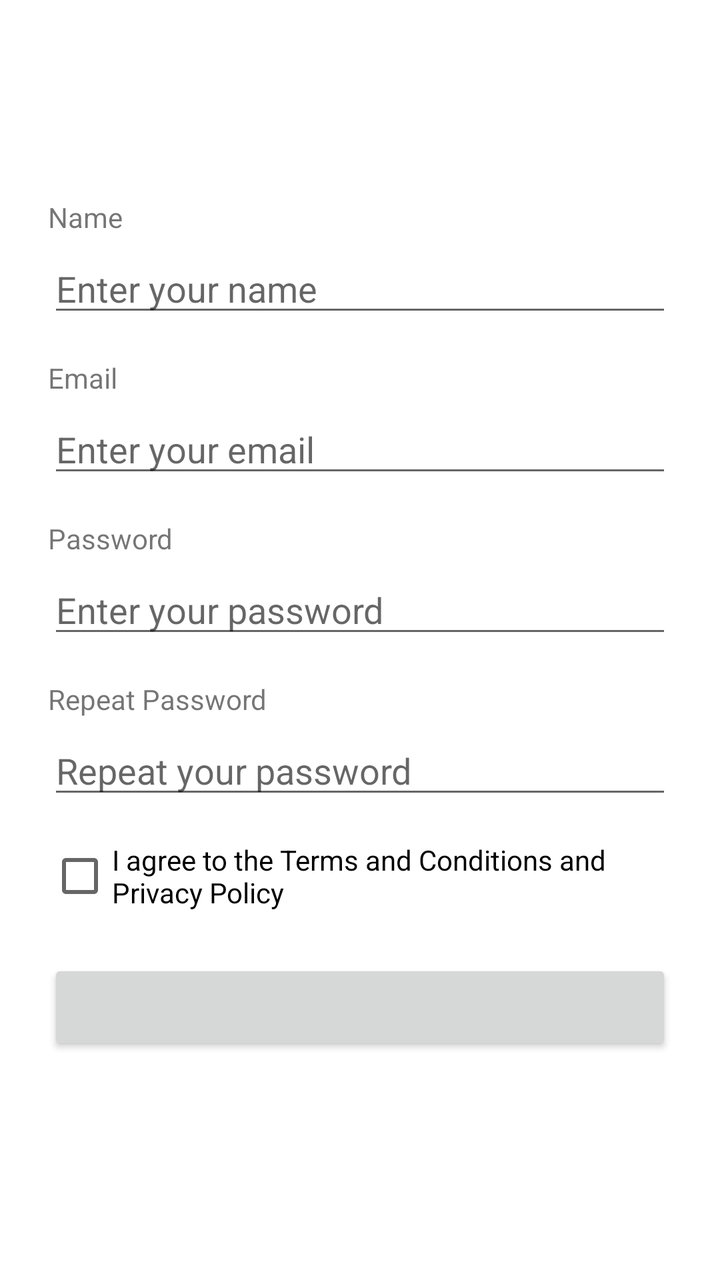
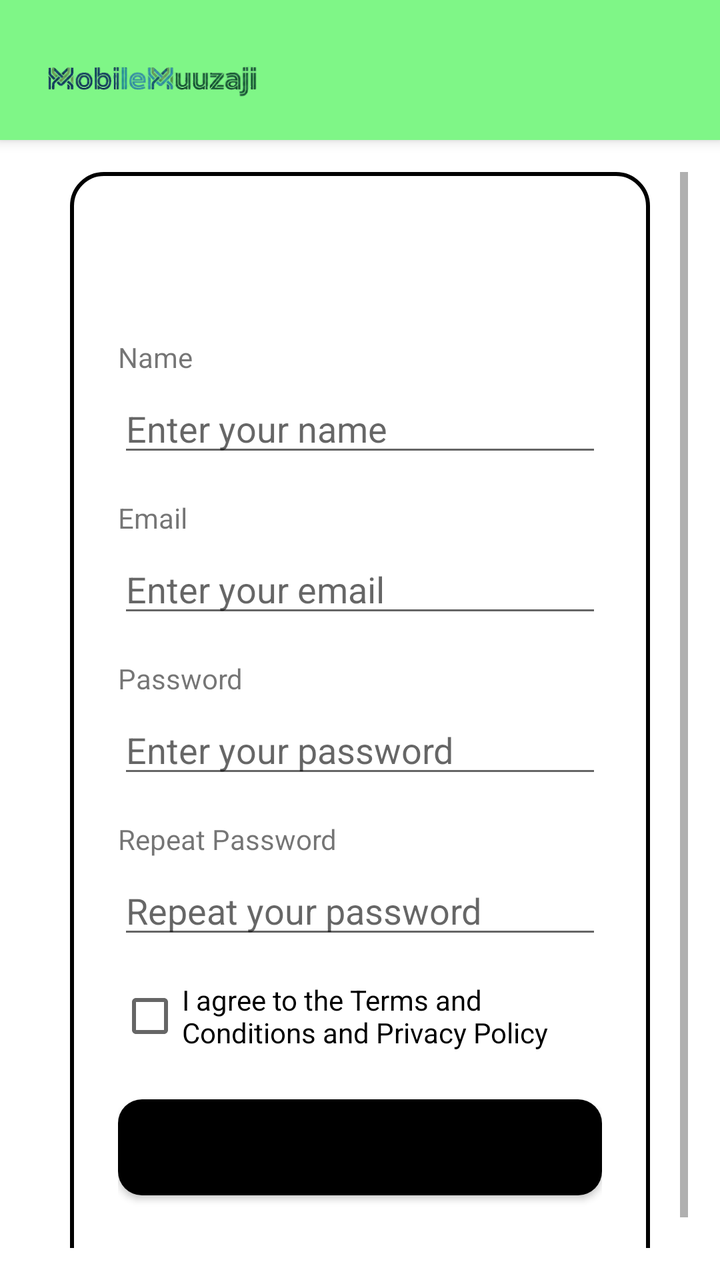

An Android layout rendered at two revisions. The XML below is the earlier revision; the diff shows what the commit changed to produce the second picture.
<!-- AndroidManifest.xml: application theme Theme.AppCompat.Light.NoActionBar -->
<!-- res/layout/activity_auth.xml -->
<?xml version="1.0" encoding="utf-8"?>
<ScrollView xmlns:android="http://schemas.android.com/apk/res/android"
    android:layout_width="match_parent"
    android:layout_height="match_parent"
    android:background="#FFFFFF"
    android:fitsSystemWindows="true"
    android:paddingTop="16dp"
    android:paddingBottom="24dp">

    <LinearLayout
        android:layout_width="match_parent"
        android:layout_height="wrap_content"
        android:orientation="vertical"
        android:padding="24dp">

        
        <TextView
            android:id="@+id/tvAuthTitle"
            android:layout_width="wrap_content"
            android:layout_height="wrap_content"
            android:textSize="26sp"
            android:textStyle="bold"
            android:layout_marginBottom="24dp"/>

        
        <LinearLayout
            android:id="@+id/llErrors"
            android:layout_width="match_parent"
            android:layout_height="wrap_content"
            android:orientation="vertical"
            android:visibility="gone"
            android:layout_marginBottom="16dp"/>

        
        <TextView
            android:id="@+id/tvNameLabel"
            android:layout_width="wrap_content"
            android:layout_height="wrap_content"
            android:text="Name"
            android:textSize="14sp"
            android:layout_marginBottom="4dp"/>

        <EditText
            android:id="@+id/etName"
            android:layout_width="match_parent"
            android:layout_height="wrap_content"
            android:hint="Enter your name"
            android:inputType="textPersonName"
            android:layout_marginBottom="16dp"/>

        
        <TextView
            android:layout_width="wrap_content"
            android:layout_height="wrap_content"
            android:text="Email"
            android:textSize="14sp"
            android:layout_marginBottom="4dp"/>

        <EditText
            android:id="@+id/etEmail"
            android:layout_width="match_parent"
            android:layout_height="wrap_content"
            android:hint="Enter your email"
            android:inputType="textEmailAddress"
            android:layout_marginBottom="16dp"/>

        
        <TextView
            android:layout_width="wrap_content"
            android:layout_height="wrap_content"
            android:text="Password"
            android:textSize="14sp"
            android:layout_marginBottom="4dp"/>

        <EditText
            android:id="@+id/etPassword"
            android:layout_width="match_parent"
            android:layout_height="wrap_content"
            android:hint="Enter your password"
            android:inputType="textPassword"
            android:layout_marginBottom="16dp"/>

        
        <TextView
            android:id="@+id/tvRepeatPasswordLabel"
            android:layout_width="wrap_content"
            android:layout_height="wrap_content"
            android:text="Repeat Password"
            android:textSize="14sp"
            android:layout_marginBottom="4dp"/>

        <EditText
            android:id="@+id/etRepeatPassword"
            android:layout_width="match_parent"
            android:layout_height="wrap_content"
            android:hint="Repeat your password"
            android:inputType="textPassword"
            android:layout_marginBottom="16dp"/>

        
        <CheckBox
            android:id="@+id/cbTerms"
            android:layout_width="match_parent"
            android:layout_height="wrap_content"
            android:text="I agree to the Terms and Conditions and Privacy Policy"
            android:layout_marginBottom="24dp"/>

        
        <Button
            android:id="@+id/btnSubmit"
            android:layout_width="match_parent"
            android:layout_height="wrap_content"
            android:layout_marginBottom="16dp"/>

        
        <TextView
            android:id="@+id/tvToggleAuth"
            android:layout_width="wrap_content"
            android:layout_height="wrap_content"
            android:layout_gravity="center"
            android:textSize="14sp"
            android:textColor="#1976D2"/>

    </LinearLayout>

</ScrollView>
<!-- resources referenced by this layout -->
<resources>
  <style name="Theme.AppCompat.Light.NoActionBar" parent="Theme.AppCompat.Light">
          <item name="windowActionBar">false</item>
          <item name="windowNoTitle">true</item>
      </style>
</resources>

<!-- the commit's change to res/layout/activity_auth.xml (unified diff, before → after) -->
@@ -1,126 +1,166 @@
 <?xml version="1.0" encoding="utf-8"?>
-<ScrollView xmlns:android="http://schemas.android.com/apk/res/android"
+<LinearLayout
+    xmlns:android="http://schemas.android.com/apk/res/android"
     android:layout_width="match_parent"
     android:layout_height="match_parent"
-    android:background="#FFFFFF"
-    android:fitsSystemWindows="true"
-    android:paddingTop="16dp"
-    android:paddingBottom="24dp">
+    android:orientation="vertical"
+    android:background="#FFFFFF">
 
+    
     <LinearLayout
+        android:id="@+id/topBar"
         android:layout_width="match_parent"
-        android:layout_height="wrap_content"
-        android:orientation="vertical"
-        android:padding="24dp">
+        android:layout_height="70dp"
+        android:background="#7FF687"
+        android:gravity="center_vertical"
+        android:paddingStart="16dp"
+        android:paddingEnd="16dp"
+        android:paddingTop="8dp"
+        android:elevation="4dp">
 
-        
-        <TextView
-            android:id="@+id/tvAuthTitle"
-            android:layout_width="wrap_content"
-            android:layout_height="wrap_content"
-            android:textSize="26sp"
-            android:textStyle="bold"
-            android:layout_marginBottom="24dp"/>
-
-        
-        <LinearLayout
-            android:id="@+id/llErrors"
-            android:layout_width="match_parent"
-            android:layout_height="wrap_content"
-            android:orientation="vertical"
-            android:visibility="gone"
-            android:layout_marginBottom="16dp"/>
-
-        
-        <TextView
-            android:id="@+id/tvNameLabel"
-            android:layout_width="wrap_content"
-            android:layout_height="wrap_content"
-            android:text="Name"
-            android:textSize="14sp"
-            android:layout_marginBottom="4dp"/>
-
-        <EditText
-            android:id="@+id/etName"
-            android:layout_width="match_parent"
-            android:layout_height="wrap_content"
-            android:hint="Enter your name"
-            android:inputType="textPersonName"
-            android:layout_marginBottom="16dp"/>
-
-        
-        <TextView
-            android:layout_width="wrap_content"
-            android:layout_height="wrap_content"
-            android:text="Email"
-            android:textSize="14sp"
-            android:layout_marginBottom="4dp"/>
-
-        <EditText
-            android:id="@+id/etEmail"
-            android:layout_width="match_parent"
-            android:layout_height="wrap_content"
-            android:hint="Enter your email"
-            android:inputType="textEmailAddress"
-            android:layout_marginBottom="16dp"/>
-
-        
-        <TextView
-            android:layout_width="wrap_content"
-            android:layout_height="wrap_content"
-            android:text="Password"
-            android:textSize="14sp"
-            android:layout_marginBottom="4dp"/>
-
-        <EditText
-            android:id="@+id/etPassword"
-            android:layout_width="match_parent"
-            android:layout_height="wrap_content"
-            android:hint="Enter your password"
-            android:inputType="textPassword"
-            android:layout_marginBottom="16dp"/>
-
-        
-        <TextView
-            android:id="@+id/tvRepeatPasswordLabel"
-            android:layout_width="wrap_content"
-            android:layout_height="wrap_content"
-            android:text="Repeat Password"
-            android:textSize="14sp"
-            android:layout_marginBottom="4dp"/>
-
-        <EditText
-            android:id="@+id/etRepeatPassword"
-            android:layout_width="match_parent"
-            android:layout_height="wrap_content"
-            android:hint="Repeat your password"
-            android:inputType="textPassword"
-            android:layout_marginBottom="16dp"/>
-
-        
-        <CheckBox
-            android:id="@+id/cbTerms"
-            android:layout_width="match_parent"
-            android:layout_height="wrap_content"
-            android:text="I agree to the Terms and Conditions and Privacy Policy"
-            android:layout_marginBottom="24dp"/>
-
-        
-        <Button
-            android:id="@+id/btnSubmit"
-            android:layout_width="match_parent"
-            android:layout_height="wrap_content"
-            android:layout_marginBottom="16dp"/>
-
-        
-        <TextView
-            android:id="@+id/tvToggleAuth"
-            android:layout_width="wrap_content"
-            android:layout_height="wrap_content"
-            android:layout_gravity="center"
-            android:textSize="14sp"
-            android:textColor="#1976D2"/>
+        <ImageView
+            android:id="@+id/ivTopLogo"
+            android:layout_width="120dp"
+            android:layout_height="100dp"
+            android:src="@drawable/logo"
+            android:contentDescription="Application logo"
+            android:adjustViewBounds="true" />
 
     </LinearLayout>
+    <ScrollView xmlns:android="http://schemas.android.com/apk/res/android"
+        android:layout_width="match_parent"
+        android:layout_height="match_parent"
+        android:background="#FFFFFF"
+        android:fitsSystemWindows="true"
+        android:padding="16dp">
 
-</ScrollView>
+        <FrameLayout
+            android:layout_width="match_parent"
+            android:layout_height="wrap_content">
+
+            <LinearLayout
+                android:layout_width="290dp"
+                android:layout_height="wrap_content"
+                android:layout_gravity="center_horizontal"
+                android:orientation="vertical"
+                android:padding="24dp"
+                android:background="@drawable/auth_form_background">
+
+                
+                <TextView
+                    android:id="@+id/tvAuthTitle"
+                    android:layout_width="match_parent"
+                    android:layout_height="wrap_content"
+                    android:textSize="26sp"
+                    android:textStyle="bold"
+                    android:gravity="center"
+                    android:textAlignment="center"
+                    android:layout_marginBottom="24dp"/>
+
+                
+                <LinearLayout
+                    android:id="@+id/llErrors"
+                    android:layout_width="match_parent"
+                    android:layout_height="wrap_content"
+                    android:orientation="vertical"
+                    android:visibility="gone"
+                    android:layout_marginBottom="16dp"/>
+
+                
+                <TextView
+                    android:id="@+id/tvNameLabel"
+                    android:layout_width="wrap_content"
+                    android:layout_height="wrap_content"
+                    android:text="Name"
+                    android:textSize="14sp"
+                    android:layout_marginBottom="4dp"/>
+
+                <EditText
+                    android:id="@+id/etName"
+                    android:layout_width="match_parent"
+                    android:layout_height="wrap_content"
+                    android:hint="Enter your name"
+                    android:inputType="textPersonName"
+                    android:layout_marginBottom="16dp"/>
+
+                
+                <TextView
+                    android:layout_width="wrap_content"
+                    android:layout_height="wrap_content"
+                    android:text="Email"
+                    android:textSize="14sp"
+                    android:layout_marginBottom="4dp"/>
+
+                <EditText
+                    android:id="@+id/etEmail"
+                    android:layout_width="match_parent"
+                    android:layout_height="wrap_content"
+                    android:hint="Enter your email"
+                    android:inputType="textEmailAddress"
+                    android:layout_marginBottom="16dp"/>
+
+                
+                <TextView
+                    android:layout_width="wrap_content"
+                    android:layout_height="wrap_content"
+                    android:text="Password"
+                    android:textSize="14sp"
+                    android:layout_marginBottom="4dp"/>
+
+                <EditText
+                    android:id="@+id/etPassword"
+                    android:layout_width="match_parent"
+                    android:layout_height="wrap_content"
+                    android:hint="Enter your password"
+                    android:inputType="textPassword"
+                    android:layout_marginBottom="16dp"/>
+
+                
+                <TextView
+                    android:id="@+id/tvRepeatPasswordLabel"
+                    android:layout_width="wrap_content"
+                    android:layout_height="wrap_content"
+                    android:text="Repeat Password"
+                    android:textSize="14sp"
+                    android:layout_marginBottom="4dp"/>
+
+                <EditText
+                    android:id="@+id/etRepeatPassword"
+                    android:layout_width="match_parent"
+                    android:layout_height="wrap_content"
+                    android:hint="Repeat your password"
+                    android:inputType="textPassword"
+                    android:layout_marginBottom="16dp"/>
+
+                
+                <CheckBox
+                    android:id="@+id/cbTerms"
+                    android:layout_width="match_parent"
+                    android:layout_height="wrap_content"
+                    android:text="I agree to the Terms and Conditions and Privacy Policy"
+                    android:layout_marginBottom="24dp"/>
+
+                
+                <Button
+                    android:id="@+id/btnSubmit"
+                    android:layout_width="match_parent"
+                    android:layout_height="wrap_content"
+                    android:layout_marginBottom="16dp"
+                    android:background="@drawable/button_black_rounded"
+                    android:textColor="@color/button_text_color"
+                    android:textAllCaps="false"
+                    android:padding="12dp"/>
+
+                
+                <TextView
+                    android:id="@+id/tvToggleAuth"
+                    android:layout_width="wrap_content"
+                    android:layout_height="wrap_content"
+                    android:layout_gravity="center"
+                    android:textSize="14sp"
+                    android:textColor="#1976D2"/>
+
+            </LinearLayout>
+        </FrameLayout>
+    </ScrollView>
+</LinearLayout>
<!-- resource entries referenced after the edit -->
@@ -1,5 +1,34 @@
 <!-- resources referenced by this layout -->
 <resources>
+  <!-- drawable auth_form_background (drawable) -->
+  <?xml version="1.0" encoding="utf-8"?>
+  <shape xmlns:android="http://schemas.android.com/apk/res/android">
+      <solid android:color="#FFFFFF" />
+      <stroke
+          android:width="2dp"
+          android:color="#000000" />
+      <corners android:radius="16dp" />
+  </shape>
+  <!-- drawable button_black_rounded (drawable) -->
+  <?xml version="1.0" encoding="utf-8"?>
+  <selector xmlns:android="http://schemas.android.com/apk/res/android">
+  
+      <item android:state_enabled="false">
+          <shape>
+              <solid android:color="#888888"/>
+              <corners android:radius="12dp"/>
+          </shape>
+      </item>
+  
+      <item>
+          <shape>
+              <solid android:color="#000000"/>
+              <corners android:radius="12dp"/>
+          </shape>
+      </item>
+  
+  </selector>
+  <!-- drawable logo: png bitmap (drawable, 27764 bytes) -->
   <style name="Theme.AppCompat.Light.NoActionBar" parent="Theme.AppCompat.Light">
           <item name="windowActionBar">false</item>
           <item name="windowNoTitle">true</item>
